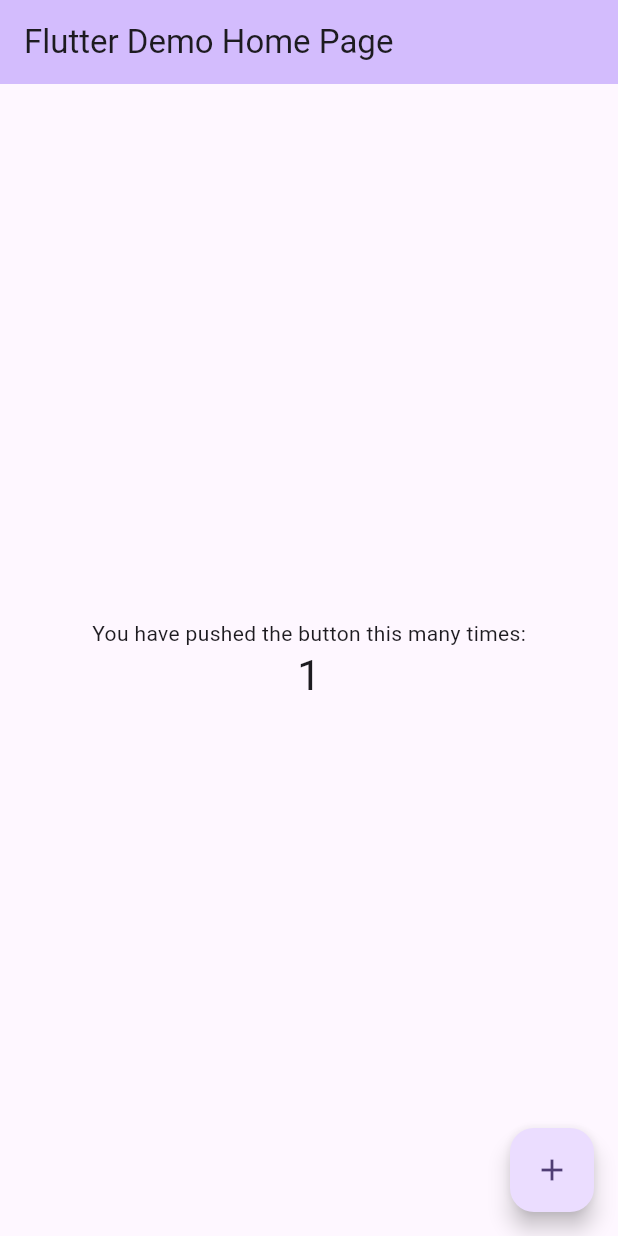
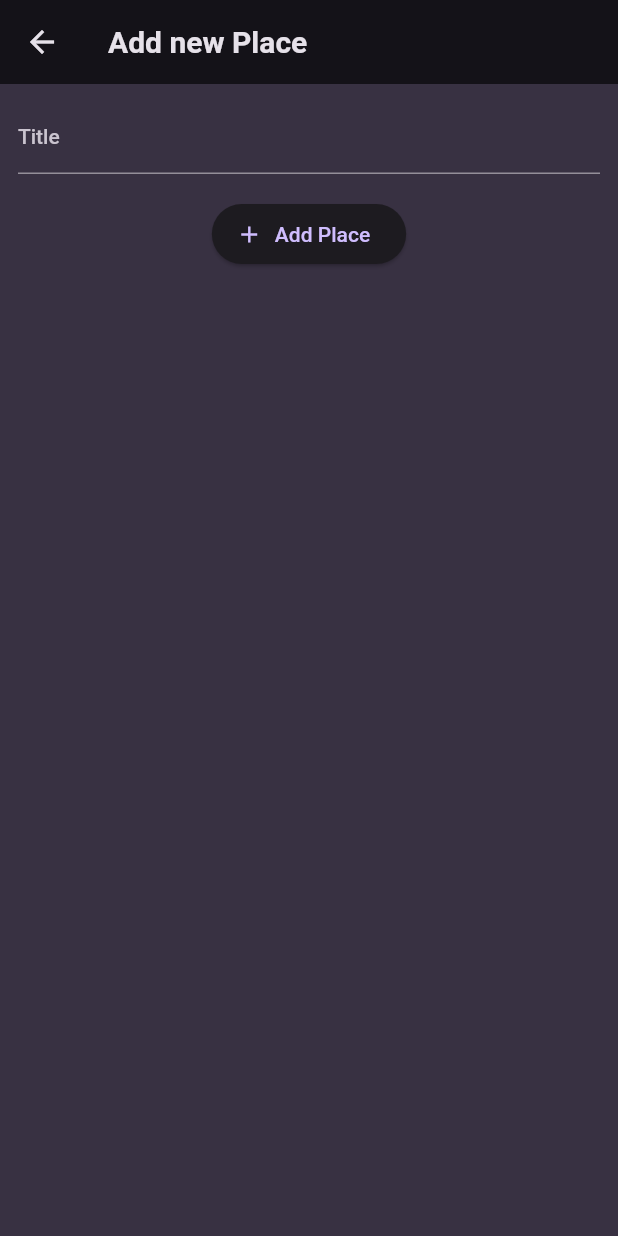
Before and after one commit to JanghoChu/flutter_place_with_riverpod, a Flutter app: the screen it shows after launch, after a tap on the "add" icon, on a phone screen of 412 x 824 dp. Run offline on Flutter 3.47's test engine with Material 2 defaults, Android fonts, the light colour scheme and no system bars; our stand-ins replace google_fonts.

Commit message:
feat: add widgets and screens

```diff
--- a/lib/main.dart
+++ b/lib/main.dart
@@ -1,125 +1,46 @@
 import 'package:flutter/material.dart';
+import 'package:flutter_riverpod/screens/places_screen.dart';
+
+import 'package:google_fonts/google_fonts.dart';
+
+final colorScheme = ColorScheme.fromSeed(
+  brightness: Brightness.dark,
+  seedColor: const Color.fromARGB(255, 102, 6, 247),
+  background: const Color.fromARGB(255, 56, 49, 66),
+);
+
+final theme = ThemeData().copyWith(
+  useMaterial3: true,
+  scaffoldBackgroundColor: colorScheme.background,
+  colorScheme: colorScheme,
+  textTheme: GoogleFonts.ubuntuCondensedTextTheme().copyWith(
+    titleSmall: GoogleFonts.ubuntuCondensed(
+      fontWeight: FontWeight.bold,
+    ),
+    titleMedium: GoogleFonts.ubuntuCondensed(
+      fontWeight: FontWeight.bold,
+    ),
+    titleLarge: GoogleFonts.ubuntuCondensed(
+      fontWeight: FontWeight.bold,
+    ),
+  ),
+);
 
 void main() {
-  runApp(const MyApp());
+  runApp(
+    const MyApp(),
+  );
 }
 
 class MyApp extends StatelessWidget {
-  const MyApp({super.key});
+  const MyApp({Key? key}) : super(key: key);
 
-  // This widget is the root of your application.
   @override
   Widget build(BuildContext context) {
     return MaterialApp(
-      title: 'Flutter Demo',
-      theme: ThemeData(
-        // This is the theme of your application.
-        //
-        // TRY THIS: Try running your application with "flutter run". You'll see
-        // the application has a blue toolbar. Then, without quitting the app,
-        // try changing the seedColor in the colorScheme below to Colors.green
-        // and then invoke "hot reload" (save your changes or press the "hot
-        // reload" button in a Flutter-supported IDE, or press "r" if you used
-        // the command line to start the app).
-        //
-        // Notice that the counter didn't reset back to zero; the application
-        // state is not lost during the reload. To reset the state, use hot
-        // restart instead.
-        //
-        // This works for code too, not just values: Most code changes can be
-        // tested with just a hot reload.
-        colorScheme: ColorScheme.fromSeed(seedColor: Colors.deepPurple),
-        useMaterial3: true,
-      ),
-      home: const MyHomePage(title: 'Flutter Demo Home Page'),
+      title: 'Great Places',
+      theme: theme,
+      home: const PlacesScreen(),
     );
   }
 }
-
-class MyHomePage extends StatefulWidget {
-  const MyHomePage({super.key, required this.title});
-
-  // This widget is the home page of your application. It is stateful, meaning
-  // that it has a State object (defined below) that contains fields that affect
-  // how it looks.
-
-  // This class is the configuration for the state. It holds the values (in this
-  // case the title) provided by the parent (in this case the App widget) and
-  // used by the build method of the State. Fields in a Widget subclass are
-  // always marked "final".
-
-  final String title;
-
-  @override
-  State<MyHomePage> createState() => _MyHomePageState();
-}
-
-class _MyHomePageState extends State<MyHomePage> {
-  int _counter = 0;
-
-  void _incrementCounter() {
-    setState(() {
-      // This call to setState tells the Flutter framework that something has
-      // changed in this State, which causes it to rerun the build method below
-      // so that the display can reflect the updated values. If we changed
-      // _counter without calling setState(), then the build method would not be
-      // called again, and so nothing would appear to happen.
-      _counter++;
-    });
-  }
-
-  @override
-  Widget build(BuildContext context) {
-    // This method is rerun every time setState is called, for instance as done
-    // by the _incrementCounter method above.
-    //
-    // The Flutter framework has been optimized to make rerunning build methods
-    // fast, so that you can just rebuild anything that needs updating rather
-    // than having to individually change instances of widgets.
-    return Scaffold(
-      appBar: AppBar(
-        // TRY THIS: Try changing the color here to a specific color (to
-        // Colors.amber, perhaps?) and trigger a hot reload to see the AppBar
-        // change color while the other colors stay the same.
-        backgroundColor: Theme.of(context).colorScheme.inversePrimary,
-        // Here we take the value from the MyHomePage object that was created by
-        // the App.build method, and use it to set our appbar title.
-        title: Text(widget.title),
-      ),
-      body: Center(
-        // Center is a layout widget. It takes a single child and positions it
-        // in the middle of the parent.
-        child: Column(
-          // Column is also a layout widget. It takes a list of children and
-          // arranges them vertically. By default, it sizes itself to fit its
-          // children horizontally, and tries to be as tall as its parent.
-          //
-          // Column has various properties to control how it sizes itself and
-          // how it positions its children. Here we use mainAxisAlignment to
-          // center the children vertically; the main axis here is the vertical
-          // axis because Columns are vertical (the cross axis would be
-          // horizontal).
-          //
-          // TRY THIS: Invoke "debug painting" (choose the "Toggle Debug Paint"
-          // action in the IDE, or press "p" in the console), to see the
-          // wireframe for each widget.
-          mainAxisAlignment: MainAxisAlignment.center,
-          children: <Widget>[
-            const Text(
-              'You have pushed the button this many times:',
-            ),
-            Text(
-              '$_counter',
-              style: Theme.of(context).textTheme.headlineMedium,
-            ),
-          ],
-        ),
-      ),
-      floatingActionButton: FloatingActionButton(
-        onPressed: _incrementCounter,
-        tooltip: 'Increment',
-        child: const Icon(Icons.add),
-      ), // This trailing comma makes auto-formatting nicer for build methods.
-    );
-  }
-}
--- /dev/null
+++ b/lib/screens/add_place_screen.dart
@@ -0,0 +1,46 @@
+import 'package:flutter/material.dart';
+
+class AddPlaceScreen extends StatefulWidget {
+  const AddPlaceScreen({super.key});
+
+  @override
+  State<AddPlaceScreen> createState() => _AddPlaceScreenState();
+}
+
+class _AddPlaceScreenState extends State<AddPlaceScreen> {
+  final _titleController = TextEditingController();
+
+  @override
+  void dispose() {
+    _titleController.dispose();
+    super.dispose();
+  }
+
+  @override
+  Widget build(BuildContext context) {
+    return Scaffold(
+      appBar: AppBar(
+        title: const Text('Add new Place'),
+      ),
+      body: SingleChildScrollView(
+        child: Padding(
+          padding: const EdgeInsets.all(12),
+          child: Column(
+            children: [
+              TextField(
+                decoration: const InputDecoration(labelText: 'Title'),
+                controller: _titleController,
+              ),
+              const SizedBox(height: 16),
+              ElevatedButton.icon(
+                onPressed: () {},
+                icon: const Icon(Icons.add),
+                label: const Text('Add Place'),
+              )
+            ],
+          ),
+        ),
+      ),
+    );
+  }
+}
--- /dev/null
+++ b/lib/screens/places_screen.dart
@@ -0,0 +1,25 @@
+import 'package:flutter/material.dart';
+import 'package:flutter_riverpod/screens/add_place_screen.dart';
+import 'package:flutter_riverpod/widgets/place_list.dart';
+
+class PlacesScreen extends StatelessWidget {
+  const PlacesScreen({super.key});
+
+  @override
+  Widget build(BuildContext context) {
+    return Scaffold(
+      appBar: AppBar(
+        title: const Text('Your Places'),
+        actions: [
+          IconButton(
+            icon: const Icon(Icons.add),
+            onPressed: () => Navigator.of(context).push(
+              MaterialPageRoute(builder: (ctx) => const AddPlaceScreen()),
+            ),
+          )
+        ],
+      ),
+      body: const PlaceList(places: []),
+    );
+  }
+}
--- /dev/null
+++ b/lib/widgets/place_list.dart
@@ -0,0 +1,40 @@
+import 'package:flutter/material.dart';
+
+import '../models/place.dart';
+
+class PlaceList extends StatelessWidget {
+  const PlaceList({
+    super.key,
+    required this.places,
+  });
+
+  final List<Place> places;
+
+  @override
+  Widget build(BuildContext context) {
+    if (places.isEmpty) {
+      return Center(
+        child: Text(
+          'No places added yet',
+          style: Theme.of(context)
+              .textTheme
+              .titleMedium!
+              .copyWith(color: Theme.of(context).colorScheme.onBackground),
+        ),
+      );
+    }
+
+    return ListView.builder(
+      itemCount: places.length,
+      itemBuilder: (ctx, idx) => ListTile(
+        title: Text(
+          places[idx].title,
+          style: Theme.of(context)
+              .textTheme
+              .titleMedium!
+              .copyWith(color: Theme.of(context).colorScheme.onBackground),
+        ),
+      ),
+    );
+  }
+}
```
